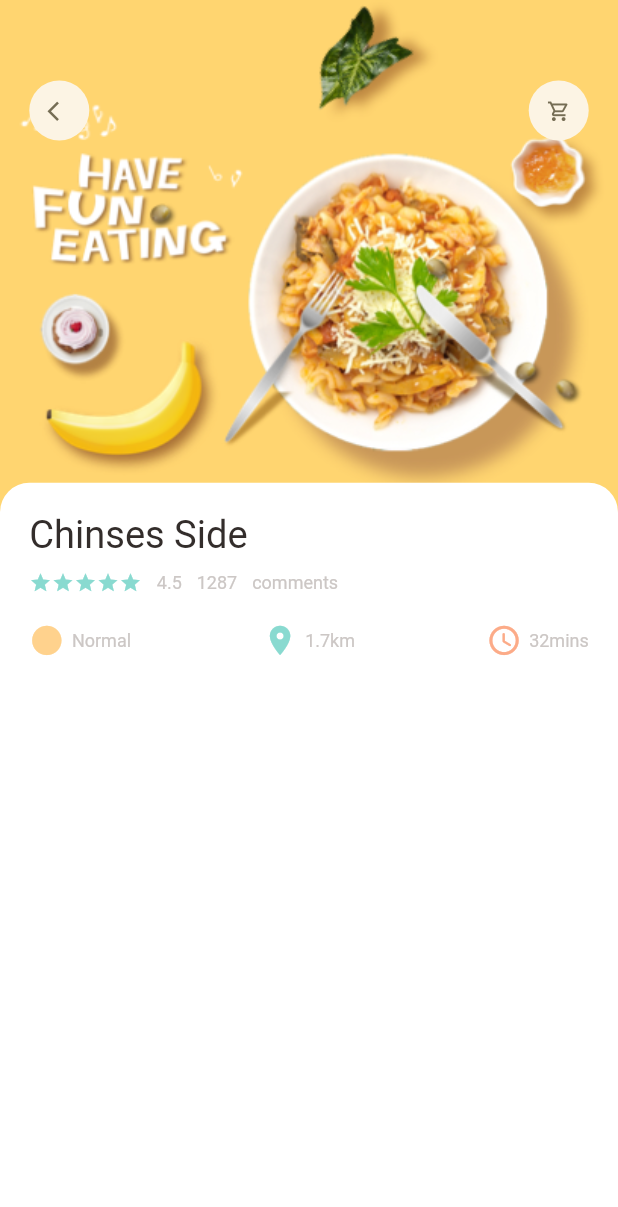
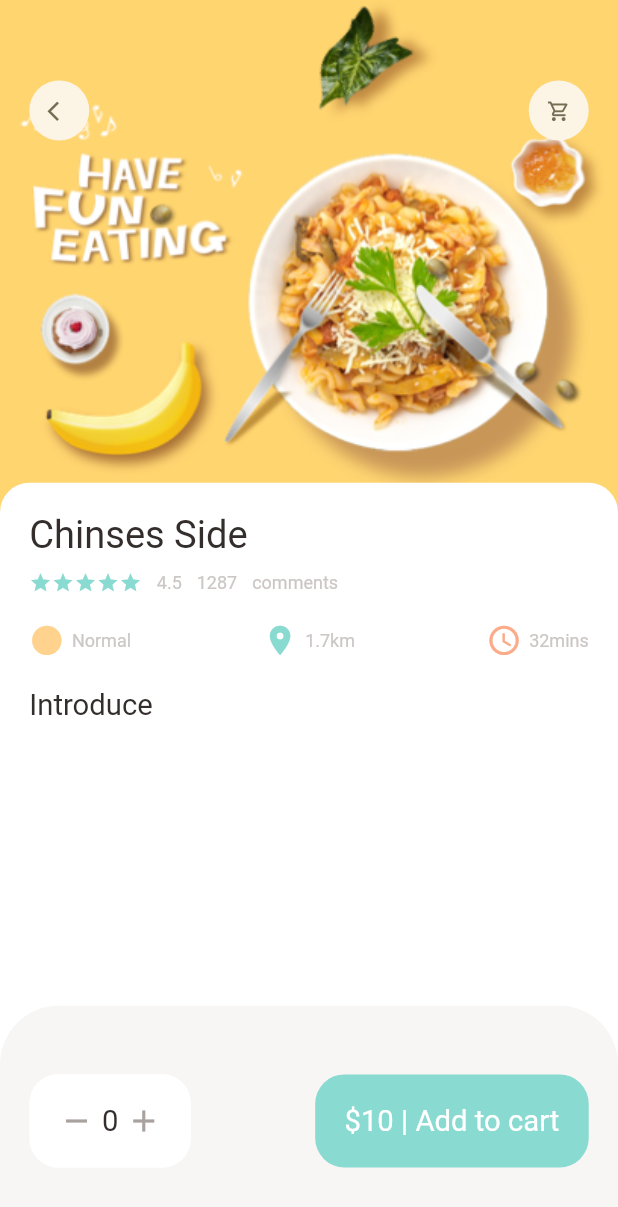
Before and after one commit to Thae00/food_delivery, a Flutter app: the screen it shows after launch, on a phone screen of 412 x 824 dp. Shown: the top 1207 px of the screen. Run offline on Flutter 3.47's test engine with Material 2 defaults, Android fonts, the phone set to English and light mode, and no system bars; our stand-ins replace dots_indicator, get.

Commit message:
building bottomNavigationBar with text

```diff
--- a/lib/pages/food/popular_food_detail.dart
+++ b/lib/pages/food/popular_food_detail.dart
@@ -1,3 +1,4 @@
+import 'package:flutter/cupertino.dart';
 import 'package:flutter/material.dart';
 import 'package:food_delivery/utils/dimensions.dart';
 import 'package:food_delivery/widgets/app_column.dart';
@@ -13,7 +14,9 @@ class PopularFoodDetail extends StatelessWidget {
 
   @override
   Widget build(BuildContext context) {
+    print(MediaQuery.of(context).size.height);
     return Scaffold(
+      backgroundColor: Colors.white,
       body: Stack(
         children: [
           Positioned(
@@ -23,13 +26,9 @@ class PopularFoodDetail extends StatelessWidget {
               width: double.maxFinite,
               height: Dimensions.popularFoodImgSize,
               decoration: BoxDecoration(
-                image: DecorationImage(
-                  fit: BoxFit.cover,
-                  image: AssetImage(
-                    "assets/image/food0.png"
-                  )
-                )
-              ),
+                  image: DecorationImage(
+                      fit: BoxFit.cover,
+                      image: AssetImage("assets/image/food0.png"))),
             ),
           ),
           Positioned(
@@ -48,9 +47,12 @@ class PopularFoodDetail extends StatelessWidget {
             left: 0,
             right: 0,
             bottom: 0,
-            top: Dimensions.popularFoodImgSize-20,
+            top: Dimensions.popularFoodImgSize - 20,
             child: Container(
-              padding: EdgeInsets.only(left: Dimensions.width20, right: Dimensions.width20, top: Dimensions.height20),
+              padding: EdgeInsets.only(
+                  left: Dimensions.width20,
+                  right: Dimensions.width20,
+                  top: Dimensions.height20),
               decoration: BoxDecoration(
                 borderRadius: BorderRadius.only(
                   topLeft: Radius.circular(Dimensions.radius20),
@@ -58,11 +60,67 @@ class PopularFoodDetail extends StatelessWidget {
                 ),
                 color: Colors.white,
               ),
-              child: AppColumn(text: "Chinses Side",),
+              child: Column(
+                crossAxisAlignment: CrossAxisAlignment.start,
+                children: [
+                  AppColumn(
+                    text: "Chinses Side",
+                  ),
+                  SizedBox(
+                    height: Dimensions.height20,
+                  ),
+                  BigText(text: "Introduce"),
+                ],
+              ),
             ),
           ),
         ],
       ),
+      bottomNavigationBar: Container(
+        height: Dimensions.bottomNavHeightBar,
+        padding: EdgeInsets.only(
+          top: Dimensions.height30,
+          bottom: Dimensions.height30,
+          left: Dimensions.width20,
+          right: Dimensions.width20,
+        ),
+        decoration: BoxDecoration(
+          color: AppColors.buttonBackgroundColor,
+          borderRadius: BorderRadius.only(
+            topLeft: Radius.circular(Dimensions.radius20*2),
+            topRight: Radius.circular(Dimensions.radius20*2),
+          ),
+        ),
+        child: Row(
+          mainAxisAlignment: MainAxisAlignment.spaceBetween,
+          children: [
+            Container(
+              padding: EdgeInsets.only(left: Dimensions.width20,right: Dimensions.width20, top: Dimensions.height20, bottom: Dimensions.height20,),
+              decoration: BoxDecoration(
+                borderRadius: BorderRadius.circular(Dimensions.radius20),
+                color: Colors.white,
+              ),
+              child: Row(
+                children: [
+                  Icon(Icons.remove, color: AppColors.signColor,),
+                  SizedBox(width: Dimensions.width10/2,),
+                  BigText(text: "0"),
+                  SizedBox(width: Dimensions.width10/2,),
+                  Icon(Icons.add, color: AppColors.signColor,),
+                ],
+              ),
+            ),
+            Container(
+              padding: EdgeInsets.only(top: Dimensions.height20,bottom: Dimensions.height20,left: Dimensions.width20, right: Dimensions.width20),
+              decoration: BoxDecoration(
+                borderRadius: BorderRadius.circular(Dimensions.radius20),
+                color: AppColors.mainColor,
+              ),
+              child: BigText(text: "\$10 | Add to cart", color: Colors.white,),
+            ),
+          ],
+        ),
+      ),
     );
   }
 }
--- a/lib/utils/dimensions.dart
+++ b/lib/utils/dimensions.dart
@@ -1,3 +1,4 @@
+import 'package:flutter/cupertino.dart';
 import 'package:get/get.dart';
 
 // 844
@@ -39,4 +40,6 @@ class Dimensions {
   //popular food
   static double popularFoodImgSize = screenHeight / 2.41; // 844/350
 
+  static double bottomNavHeightBar = screenHeight / 5.37;
+
 }
```
